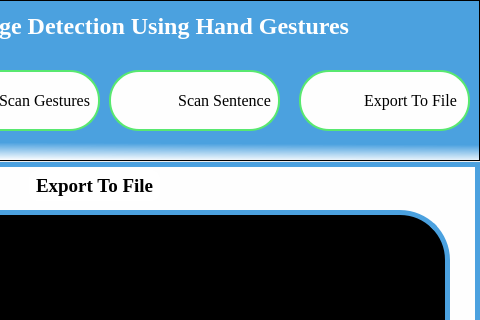
Above: Source Code/UI_Files/export.UI from shadabsk/Sign-Language-Recognition-Using-Hand-Gestures-Keras-PyQT5-OpenCV before the change; both pictures show x 261 to 741 and y 0 to 320 of the 741 by 642 pixel window. Below: the same form after it.
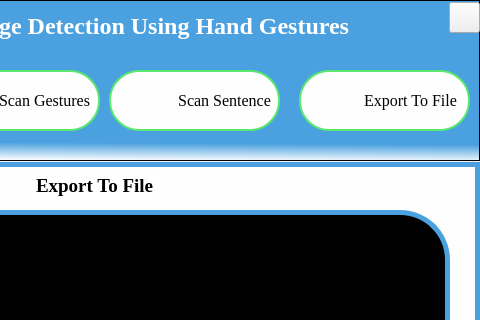
That is the form after the change. Icons and pictures are not drawn.

Commit message: added multiple custom gesture functionality and handled for space, updated gui with frameless window with close button and handled exceptions

What changed in the file:
```diff
--- a/Source Code/UI_Files/export.UI
+++ b/Source Code/UI_Files/export.UI
@@ -338,6 +338,25 @@
      <bool>false</bool>
     </property>
    </widget>
+   <widget class="QPushButton" name="exit_button">
+    <property name="geometry">
+     <rect>
+      <x>710</x>
+      <y>2</y>
+      <width>31</width>
+      <height>31</height>
+     </rect>
+    </property>
+    <property name="styleSheet">
+     <string notr="true">QPushButton#exit_button{
+background-image:url(&quot;icons/quit.png&quot;);
+background-repeat:none;
+}</string>
+    </property>
+    <property name="text">
+     <string/>
+    </property>
+   </widget>
   </widget>
   <widget class="QMenuBar" name="menubar">
    <property name="geometry">
```
The commit also changes 7 other files.
